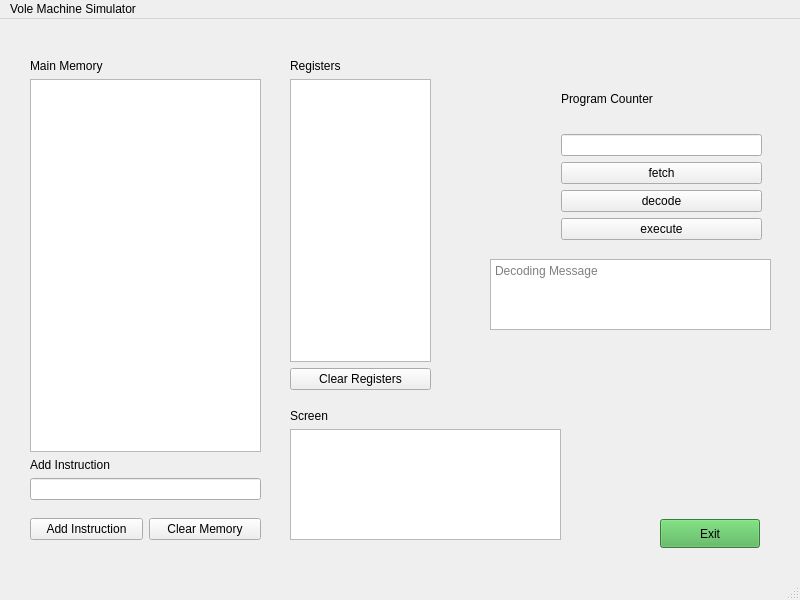
Old version of the form mainwindow.ui in the repository adhamhamdy3/Vole-Machine.
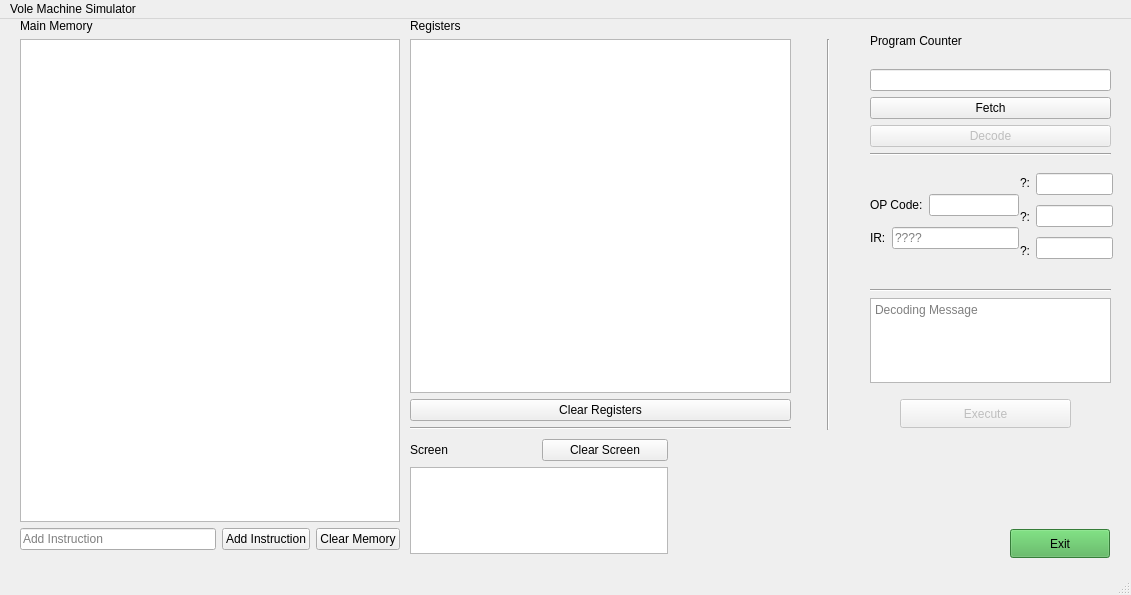
New version of the form. Icons and pictures are not drawn.

Commit message: memory and registers tables added

The edit to the form file:
```diff
--- a/mainwindow.ui
+++ b/mainwindow.ui
@@ -6,45 +6,19 @@
    <rect>
     <x>0</x>
     <y>0</y>
-    <width>800</width>
-    <height>600</height>
+    <width>1131</width>
+    <height>595</height>
    </rect>
   </property>
   <property name="windowTitle">
    <string>MainWindow</string>
   </property>
   <widget class="QWidget" name="centralwidget">
-   <widget class="QWidget" name="">
-    <property name="geometry">
-     <rect>
-      <x>30</x>
-      <y>480</y>
-      <width>231</width>
-      <height>61</height>
-     </rect>
-    </property>
-    <layout class="QHBoxLayout" name="horizontalLayout">
-     <item>
-      <widget class="QPushButton" name="addInstructionButton">
-       <property name="text">
-        <string>Add Instruction</string>
-       </property>
-      </widget>
-     </item>
-     <item>
-      <widget class="QPushButton" name="clearMemoryButton">
-       <property name="text">
-        <string>Clear Memory</string>
-       </property>
-      </widget>
-     </item>
-    </layout>
-   </widget>
    <widget class="QPushButton" name="Exit">
     <property name="geometry">
      <rect>
-      <x>660</x>
-      <y>500</y>
+      <x>1010</x>
+      <y>510</y>
       <width>100</width>
       <height>29</height>
      </rect>
@@ -71,41 +45,25 @@
      <string>Exit</string>
     </property>
    </widget>
-   <widget class="QTextEdit" name="decodeMessage">
+   <widget class="QWidget" name="layoutWidget">
     <property name="geometry">
      <rect>
-      <x>490</x>
-      <y>240</y>
-      <width>281</width>
-      <height>71</height>
+      <x>410</x>
+      <y>0</y>
+      <width>381</width>
+      <height>411</height>
      </rect>
     </property>
-    <property name="readOnly">
-     <bool>true</bool>
-    </property>
-    <property name="placeholderText">
-     <string>Decoding Message</string>
-    </property>
-   </widget>
-   <widget class="QWidget" name="">
-    <property name="geometry">
-     <rect>
-      <x>290</x>
-      <y>40</y>
-      <width>141</width>
-      <height>331</height>
-     </rect>
-    </property>
-    <layout class="QVBoxLayout" name="verticalLayout_3">
+    <layout class="QVBoxLayout" name="verticalLayout">
      <item>
-      <widget class="QLabel" name="RegistersLabel">
+      <widget class="QLabel" name="registersLabel">
        <property name="text">
         <string>Registers</string>
        </property>
       </widget>
      </item>
      <item>
-      <widget class="QListWidget" name="registersList"/>
+      <widget class="QTableWidget" name="registersTable"/>
      </item>
      <item>
       <widget class="QPushButton" name="clearRegistersButton">
@@ -114,15 +72,51 @@
        </property>
       </widget>
      </item>
+     <item>
+      <widget class="Line" name="line_3">
+       <property name="orientation">
+        <enum>Qt::Orientation::Horizontal</enum>
+       </property>
+      </widget>
+     </item>
     </layout>
    </widget>
-   <widget class="QWidget" name="">
+   <widget class="Line" name="line">
     <property name="geometry">
      <rect>
-      <x>561</x>
-      <y>50</y>
-      <width>201</width>
-      <height>171</height>
+      <x>820</x>
+      <y>20</y>
+      <width>16</width>
+      <height>391</height>
+     </rect>
+    </property>
+    <property name="orientation">
+     <enum>Qt::Orientation::Vertical</enum>
+    </property>
+   </widget>
+   <widget class="QPushButton" name="executeButton">
+    <property name="enabled">
+     <bool>false</bool>
+    </property>
+    <property name="geometry">
+     <rect>
+      <x>900</x>
+      <y>380</y>
+      <width>171</width>
+      <height>29</height>
+     </rect>
+    </property>
+    <property name="text">
+     <string>Execute</string>
+    </property>
+   </widget>
+   <widget class="QWidget" name="layoutWidget">
+    <property name="geometry">
+     <rect>
+      <x>870</x>
+      <y>0</y>
+      <width>241</width>
+      <height>137</height>
      </rect>
     </property>
     <layout class="QVBoxLayout" name="verticalLayout_2">
@@ -134,92 +128,94 @@
       </widget>
      </item>
      <item>
-      <widget class="QLineEdit" name="pcVeiwBox"/>
+      <widget class="QLineEdit" name="pcVeiwBox">
+       <property name="readOnly">
+        <bool>false</bool>
+       </property>
+      </widget>
      </item>
      <item>
       <widget class="QPushButton" name="fetchButton">
        <property name="text">
-        <string>fetch</string>
+        <string>Fetch</string>
        </property>
       </widget>
      </item>
      <item>
       <widget class="QPushButton" name="decodeButton">
+       <property name="enabled">
+        <bool>false</bool>
+       </property>
        <property name="text">
-        <string>decode</string>
+        <string>Decode</string>
        </property>
       </widget>
      </item>
      <item>
-      <widget class="QPushButton" name="executeButton">
-       <property name="text">
-        <string>execute</string>
+      <widget class="Line" name="line_2">
+       <property name="orientation">
+        <enum>Qt::Orientation::Horizontal</enum>
        </property>
       </widget>
      </item>
     </layout>
    </widget>
-   <widget class="QWidget" name="">
+   <widget class="QWidget" name="layoutWidget">
     <property name="geometry">
      <rect>
-      <x>30</x>
-      <y>40</y>
-      <width>231</width>
-      <height>441</height>
+      <x>870</x>
+      <y>270</y>
+      <width>241</width>
+      <height>94</height>
      </rect>
     </property>
-    <layout class="QVBoxLayout" name="verticalLayout">
+    <layout class="QVBoxLayout" name="verticalLayout_7">
      <item>
-      <widget class="QLabel" name="MainMemoryLabel">
-       <property name="text">
-        <string>Main Memory</string>
+      <widget class="Line" name="line_4">
+       <property name="orientation">
+        <enum>Qt::Orientation::Horizontal</enum>
        </property>
       </widget>
      </item>
      <item>
-      <widget class="QListWidget" name="memoryList">
-       <property name="isWrapping" stdset="0">
-        <bool>false</bool>
+      <widget class="QTextEdit" name="decodeMessage">
+       <property name="readOnly">
+        <bool>true</bool>
        </property>
-       <property name="resizeMode">
-        <enum>QListView::ResizeMode::Fixed</enum>
+       <property name="placeholderText">
+        <string>Decoding Message</string>
        </property>
-       <property name="currentRow">
-        <number>-1</number>
-       </property>
-       <property name="sortingEnabled">
-        <bool>false</bool>
-       </property>
       </widget>
      </item>
-     <item>
-      <widget class="QLabel" name="addInstructionLabel">
-       <property name="text">
-        <string>Add Instruction</string>
-       </property>
-      </widget>
-     </item>
-     <item>
-      <widget class="QLineEdit" name="addInstructionBox"/>
-     </item>
     </layout>
    </widget>
-   <widget class="QWidget" name="">
+   <widget class="QWidget" name="layoutWidget">
     <property name="geometry">
      <rect>
-      <x>290</x>
-      <y>390</y>
-      <width>271</width>
-      <height>131</height>
+      <x>410</x>
+      <y>420</y>
+      <width>258</width>
+      <height>115</height>
      </rect>
     </property>
     <layout class="QVBoxLayout" name="verticalLayout_4">
      <item>
-      <widget class="QLabel" name="label">
-       <property name="text">
-        <string>Screen</string>
-       </property>
-      </widget>
+      <layout class="QHBoxLayout" name="horizontalLayout_2">
+       <item>
+        <widget class="QLabel" name="screenLabel">
+         <property name="text">
+          <string>Screen</string>
+         </property>
+        </widget>
+       </item>
+       <item>
+        <widget class="QPushButton" name="clearScreenButton">
+         <property name="text">
+          <string>Clear Screen</string>
+         </property>
+        </widget>
+       </item>
+      </layout>
      </item>
      <item>
       <widget class="QTextEdit" name="screenBox">
@@ -230,13 +226,187 @@
      </item>
     </layout>
    </widget>
+   <widget class="QWidget" name="layoutWidget">
+    <property name="geometry">
+     <rect>
+      <x>20</x>
+      <y>0</y>
+      <width>380</width>
+      <height>531</height>
+     </rect>
+    </property>
+    <layout class="QVBoxLayout" name="verticalLayout_9">
+     <item>
+      <layout class="QVBoxLayout" name="verticalLayout_6">
+       <item>
+        <widget class="QLabel" name="mainMemoryLabel">
+         <property name="text">
+          <string>Main Memory</string>
+         </property>
+        </widget>
+       </item>
+       <item>
+        <widget class="QTableWidget" name="MainMemoryTable">
+         <property name="showGrid">
+          <bool>true</bool>
+         </property>
+        </widget>
+       </item>
+      </layout>
+     </item>
+     <item>
+      <layout class="QHBoxLayout" name="horizontalLayout">
+       <item>
+        <widget class="QLineEdit" name="addInstructionBox">
+         <property name="placeholderText">
+          <string>Add Instruction</string>
+         </property>
+        </widget>
+       </item>
+       <item>
+        <widget class="QPushButton" name="addInstructionButton">
+         <property name="text">
+          <string>Add Instruction</string>
+         </property>
+        </widget>
+       </item>
+       <item>
+        <widget class="QPushButton" name="clearMemoryButton">
+         <property name="text">
+          <string>Clear Memory</string>
+         </property>
+        </widget>
+       </item>
+      </layout>
+     </item>
+    </layout>
+   </widget>
+   <widget class="QWidget" name="layoutWidget">
+    <property name="geometry">
+     <rect>
+      <x>870</x>
+      <y>170</y>
+      <width>149</width>
+      <height>65</height>
+     </rect>
+    </property>
+    <layout class="QVBoxLayout" name="verticalLayout_10">
+     <item>
+      <layout class="QHBoxLayout" name="horizontalLayout_3">
+       <item>
+        <widget class="QLabel" name="OPLabel">
+         <property name="text">
+          <string>OP Code:</string>
+         </property>
+        </widget>
+       </item>
+       <item>
+        <widget class="QLineEdit" name="OP_Box">
+         <property name="enabled">
+          <bool>true</bool>
+         </property>
+         <property name="readOnly">
+          <bool>true</bool>
+         </property>
+        </widget>
+       </item>
+      </layout>
+     </item>
+     <item>
+      <layout class="QHBoxLayout" name="horizontalLayout_4">
+       <item>
+        <widget class="QLabel" name="IR_Label">
+         <property name="text">
+          <string>IR:</string>
+         </property>
+        </widget>
+       </item>
+       <item>
+        <widget class="QLineEdit" name="IR_Box">
+         <property name="readOnly">
+          <bool>true</bool>
+         </property>
+         <property name="placeholderText">
+          <string>????</string>
+         </property>
+        </widget>
+       </item>
+      </layout>
+     </item>
+    </layout>
+   </widget>
+   <widget class="QWidget" name="layoutWidget">
+    <property name="geometry">
+     <rect>
+      <x>1020</x>
+      <y>150</y>
+      <width>93</width>
+      <height>96</height>
+     </rect>
+    </property>
+    <layout class="QHBoxLayout" name="horizontalLayout_5">
+     <item>
+      <layout class="QVBoxLayout" name="verticalLayout_5">
+       <item>
+        <widget class="QLabel" name="RLabel">
+         <property name="layoutDirection">
+          <enum>Qt::LayoutDirection::LeftToRight</enum>
+         </property>
+         <property name="text">
+          <string>?:</string>
+         </property>
+        </widget>
+       </item>
+       <item>
+        <widget class="QLabel" name="XLabel">
+         <property name="text">
+          <string>?:</string>
+         </property>
+        </widget>
+       </item>
+       <item>
+        <widget class="QLabel" name="YLabel">
+         <property name="text">
+          <string>?:</string>
+         </property>
+        </widget>
+       </item>
+      </layout>
+     </item>
+     <item>
+      <layout class="QVBoxLayout" name="verticalLayout_3">
+       <item>
+        <widget class="QLineEdit" name="RBox">
+         <property name="readOnly">
+          <bool>true</bool>
+         </property>
+        </widget>
+       </item>
+       <item>
+        <widget class="QLineEdit" name="XBox">
+         <property name="readOnly">
+          <bool>true</bool>
+         </property>
+        </widget>
+       </item>
+       <item>
+        <widget class="QLineEdit" name="YBox">
+         <property name="readOnly">
+          <bool>true</bool>
+         </property>
+        </widget>
+       </item>
+      </layout>
+     </item>
+    </layout>
+   </widget>
   </widget>
   <widget class="QMenuBar" name="menubar">
    <property name="geometry">
     <rect>
      <x>0</x>
      <y>0</y>
-     <width>800</width>
+     <width>1131</width>
      <height>26</height>
     </rect>
    </property>
```
Left out of the diff: 9 changed lines with no effect on the pictures. The commit also changes 5 other files.
